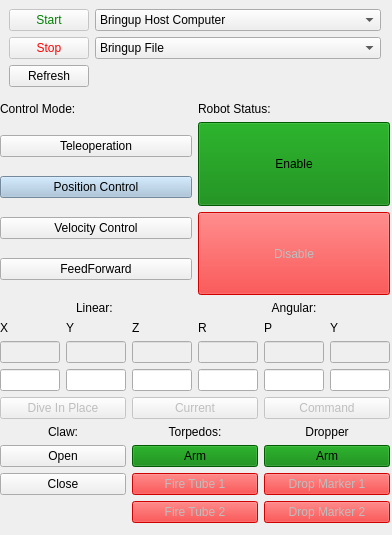
The window that riptide_rviz/src/ControlPanel.ui (osu-uwrt/riptide_rvis) describes before a commit, drawn with Qt 5.
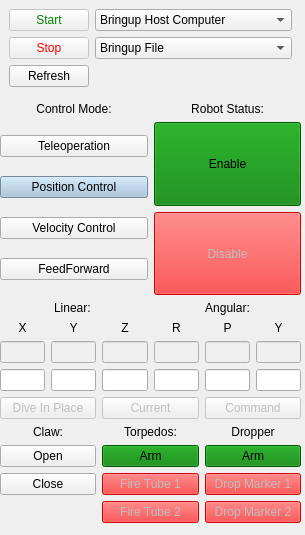
The same window after the commit.

Diff of the .ui file:
```diff
--- a/riptide_rviz/src/ControlPanel.ui
+++ b/riptide_rviz/src/ControlPanel.ui
@@ -6,7 +6,7 @@
    <rect>
     <x>0</x>
     <y>0</y>
-    <width>392</width>
+    <width>305</width>
     <height>535</height>
    </rect>
   </property>
@@ -18,7 +18,7 @@
     <rect>
      <x>0</x>
      <y>0</y>
-     <width>390</width>
+     <width>301</width>
      <height>523</height>
     </rect>
    </property>
@@ -167,6 +167,9 @@
         <property name="text">
          <string>Control Mode:</string>
         </property>
+        <property name="alignment">
+         <set>Qt::AlignCenter</set>
+        </property>
        </widget>
       </item>
       <item row="0" column="1">
@@ -174,6 +177,9 @@
         <property name="text">
          <string>Robot Status:</string>
         </property>
+        <property name="alignment">
+         <set>Qt::AlignCenter</set>
+        </property>
        </widget>
       </item>
      </layout>
@@ -211,6 +217,9 @@
           <property name="text">
            <string>X</string>
           </property>
+          <property name="alignment">
+           <set>Qt::AlignCenter</set>
+          </property>
          </widget>
         </item>
         <item row="0" column="2">
@@ -218,6 +227,9 @@
           <property name="text">
            <string>Z</string>
           </property>
+          <property name="alignment">
+           <set>Qt::AlignCenter</set>
+          </property>
          </widget>
         </item>
         <item row="0" column="4">
@@ -225,6 +237,9 @@
           <property name="text">
            <string>P</string>
           </property>
+          <property name="alignment">
+           <set>Qt::AlignCenter</set>
+          </property>
          </widget>
         </item>
         <item row="1" column="2">
@@ -267,6 +282,9 @@
           <property name="text">
            <string>Y</string>
           </property>
+          <property name="alignment">
+           <set>Qt::AlignCenter</set>
+          </property>
          </widget>
         </item>
         <item row="0" column="5">
@@ -274,6 +292,9 @@
           <property name="text">
            <string>Y</string>
           </property>
+          <property name="alignment">
+           <set>Qt::AlignCenter</set>
+          </property>
          </widget>
         </item>
         <item row="1" column="4">
@@ -288,6 +309,9 @@
           <property name="text">
            <string>R</string>
           </property>
+          <property name="alignment">
+           <set>Qt::AlignCenter</set>
+          </property>
          </widget>
         </item>
         <item row="2" column="0">
```
Left out of the diff: 2 changed lines with no effect on the pictures.
